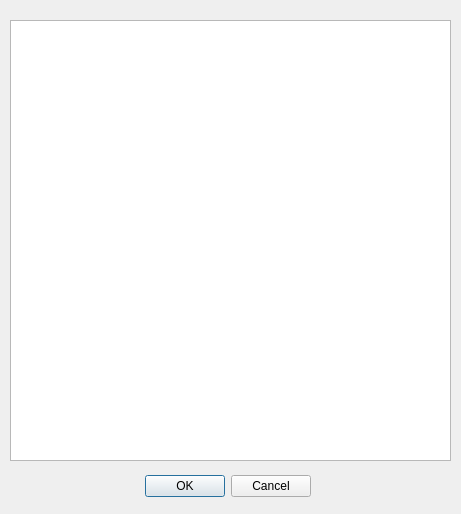
mdbott/plant_selector, file plant_selector_dialog_base.ui: the form before one commit.
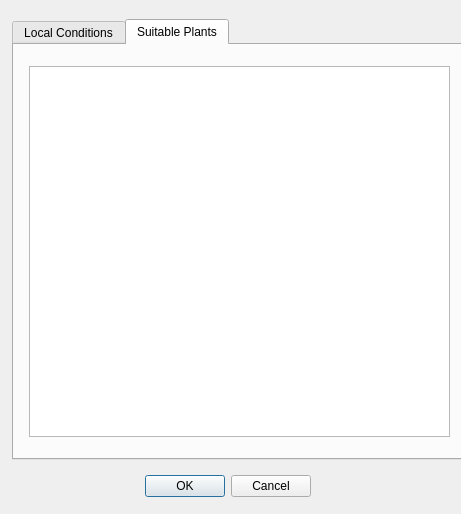
The form after the commit. The open tabs and pages were chosen to show the change.

Commit message: Added additional code to connect to the underlying database, perform an sql query and display the results in a table. -Added extra layers to the spatial query

```diff
--- a/plant_selector_dialog_base.ui
+++ b/plant_selector_dialog_base.ui
@@ -29,15 +29,54 @@
     <set>QDialogButtonBox::Cancel|QDialogButtonBox::Ok</set>
    </property>
   </widget>
-  <widget class="QTextBrowser" name="txtFeedback">
+  <widget class="QTabWidget" name="tabWidget">
    <property name="geometry">
     <rect>
-     <x>10</x>
-     <y>20</y>
-     <width>441</width>
+     <x>12</x>
+     <y>19</y>
+     <width>451</width>
      <height>441</height>
     </rect>
    </property>
+   <property name="currentIndex">
+    <number>0</number>
+   </property>
+   <widget class="QWidget" name="tab">
+    <attribute name="title">
+     <string>Local Conditions</string>
+    </attribute>
+    <widget class="QTextBrowser" name="txtFeedback">
+     <property name="geometry">
+      <rect>
+       <x>0</x>
+       <y>30</y>
+       <width>441</width>
+       <height>381</height>
+      </rect>
+     </property>
+    </widget>
+   </widget>
+   <widget class="QWidget" name="Table">
+    <attribute name="title">
+     <string>Suitable Plants</string>
+    </attribute>
+    <widget class="QTableWidget" name="tblPlants">
+     <property name="geometry">
+      <rect>
+       <x>15</x>
+       <y>21</y>
+       <width>421</width>
+       <height>371</height>
+      </rect>
+     </property>
+     <property name="maximumSize">
+      <size>
+       <width>421</width>
+       <height>16777215</height>
+      </size>
+     </property>
+    </widget>
+   </widget>
   </widget>
  </widget>
  <resources/>
```
The commit also changes 1 other file.
